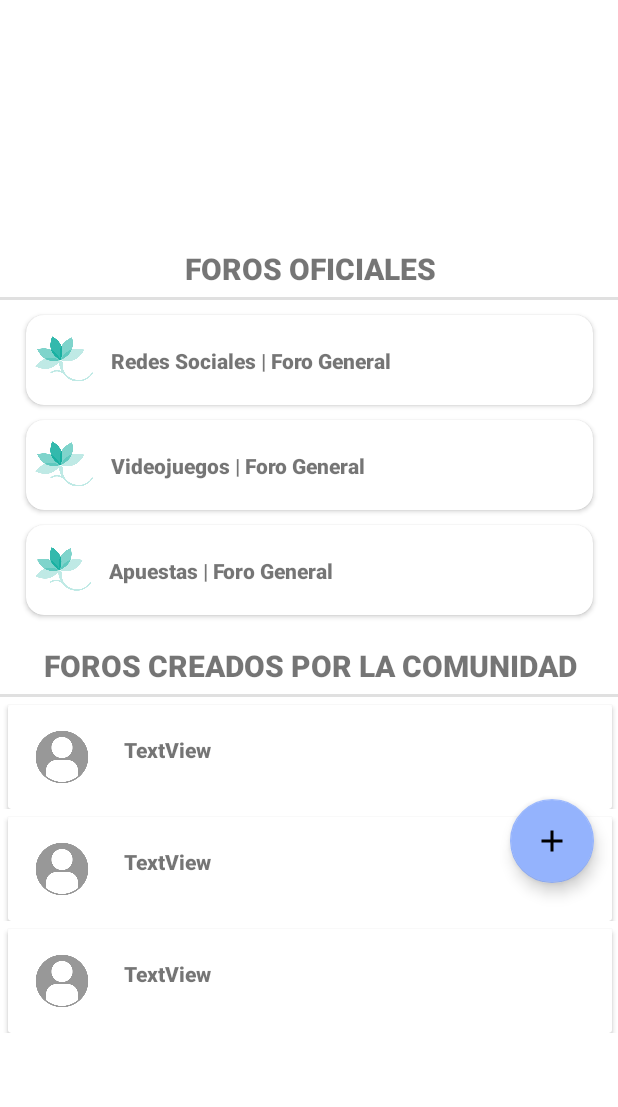
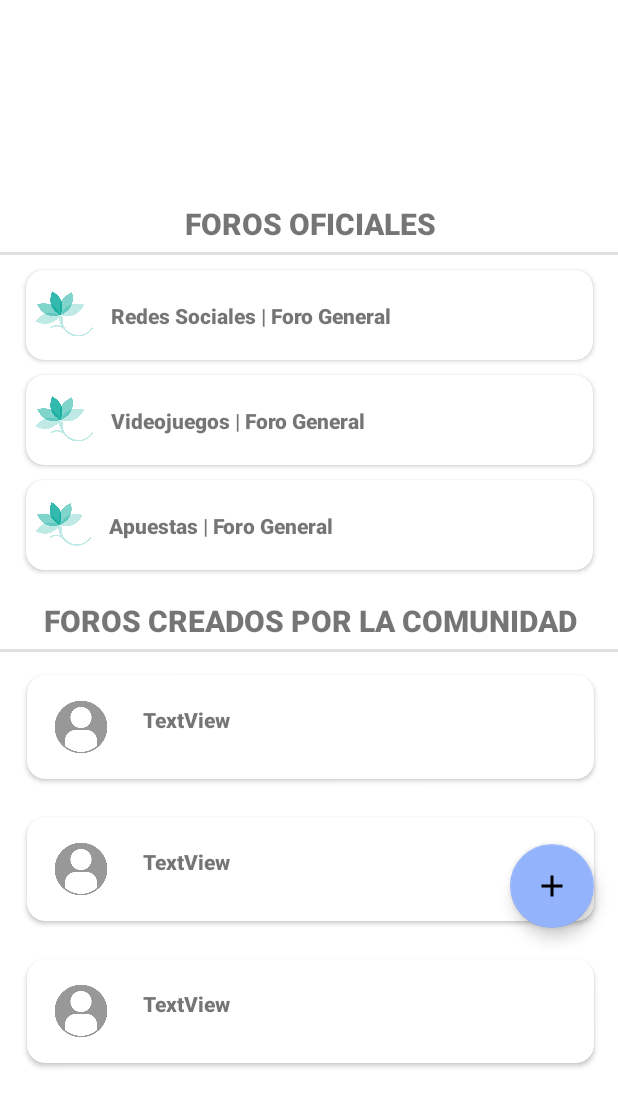
Before and after one commit to PedroGarcia-BWH/Adictless1, an Android app: the layout fragment_forum.xml on its own in the app's theme, with its tools: preview values and no code run, on a phone screen of 412 x 824 dp. Shown: the top 1107 px of the screen. Run offline under Robolectric (Android 15) with nearby library versions, the phone set to English and light mode, and no system bars.

Commit message:
Version 0.9.9.1 - (La 1.0 tiene que ser la final) Arreglado scroll foro y rediseño videos

```diff
--- a/app/src/main/res/layout/forocardview.xml
+++ b/app/src/main/res/layout/forocardview.xml
@@ -6,11 +6,16 @@
     android:layout_height="wrap_content">
 
     <androidx.cardview.widget.CardView
-        android:layout_width="match_parent"
+        android:layout_width="378dp"
         android:layout_height="wrap_content"
-        android:layout_marginStart="5dp"
-        android:layout_marginTop="5dp"
-        android:layout_marginEnd="5dp"
+        android:layout_gravity="center"
+        android:layout_marginTop="15dp"
+        android:layout_marginBottom="10dp"
+        android:clickable="true"
+        android:focusable="true"
+        android:paddingBottom="10dp"
+        app:cardCornerRadius="12dp"
+        app:layout_constraintBottom_toBottomOf="parent"
         app:layout_constraintEnd_toEndOf="parent"
         app:layout_constraintStart_toStartOf="parent"
         app:layout_constraintTop_toTopOf="parent">
--- a/app/src/main/res/layout/fragment_forum.xml
+++ b/app/src/main/res/layout/fragment_forum.xml
@@ -13,12 +13,13 @@
         android:layout_width="match_parent"
         android:layout_height="wrap_content">
 
-        <ScrollView
+        <androidx.core.widget.NestedScrollView
             android:id="@+id/scrollView4"
             android:layout_width="413dp"
             android:layout_height="wrap_content"
-            app:layout_constraintTop_toTopOf="parent"
-            tools:layout_editor_absoluteX="-1dp">
+            app:layout_constraintEnd_toEndOf="parent"
+            app:layout_constraintStart_toStartOf="parent"
+            app:layout_constraintTop_toTopOf="parent">
 
             <LinearLayout
                 android:layout_width="match_parent"
@@ -178,11 +179,13 @@
                 <androidx.recyclerview.widget.RecyclerView
                     android:id="@+id/rvForo"
                     android:layout_width="match_parent"
-                    android:layout_height="wrap_content"
-                    tools:listitem="@layout/forocardview" />
+                    android:layout_height="match_parent"
+                    tools:listitem="@layout/forocardview">
+
+                </androidx.recyclerview.widget.RecyclerView>
 
             </LinearLayout>
-        </ScrollView>
+        </androidx.core.widget.NestedScrollView>
 
         <com.google.android.material.floatingactionbutton.FloatingActionButton
             android:id="@+id/addTag"
```
Also changed, not shown: app/src/main/res/layout/fragment_home.xml (+91 -43 lines).
